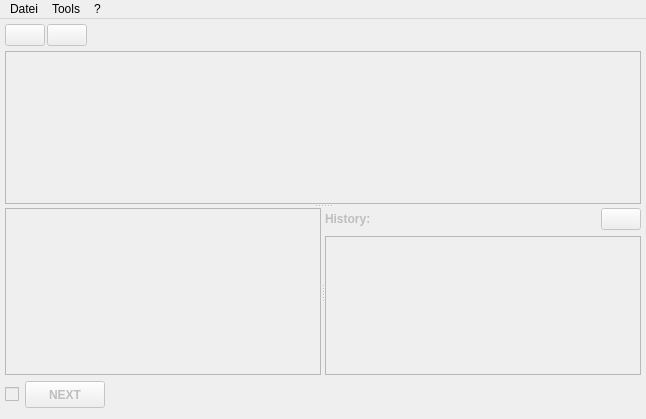
First picture: the form in view/mainwindow.ui, repository eventmusicmachine/emm, before the edit.
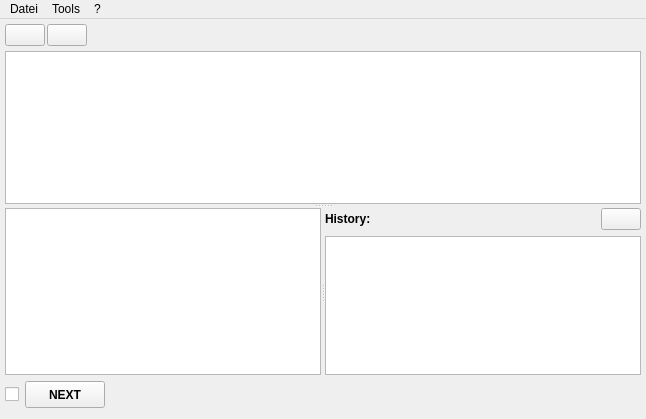
Second picture: the form after the edit. The open tabs and pages were chosen to show the change. Icons and pictures are not drawn. Custom widgets are drawn as their Qt base class.

Commit message: Enabled playlist player

Patch:
```diff
--- a/view/mainwindow.ui
+++ b/view/mainwindow.ui
@@ -212,7 +212,7 @@
       </widget>
       <widget class="QWidget" name="stackedWidgetPage2">
        <property name="enabled">
-        <bool>false</bool>
+        <bool>true</bool>
        </property>
        <layout class="QVBoxLayout" name="verticalLayout_3">
         <property name="spacing">
@@ -232,6 +232,9 @@
         </property>
         <item>
          <widget class="QWidget" name="playlistToolsWidget" native="true">
+          <property name="enabled">
+           <bool>true</bool>
+          </property>
           <layout class="QHBoxLayout" name="horizontalLayout">
            <property name="spacing">
             <number>2</number>
@@ -250,6 +253,9 @@
            </property>
            <item>
             <widget class="QPushButton" name="openButton">
+             <property name="enabled">
+              <bool>true</bool>
+             </property>
              <property name="sizePolicy">
               <sizepolicy hsizetype="Fixed" vsizetype="Fixed">
                <horstretch>0</horstretch>
@@ -270,6 +276,9 @@
            </item>
            <item>
             <widget class="QPushButton" name="saveButton">
+             <property name="enabled">
+              <bool>true</bool>
+             </property>
              <property name="sizePolicy">
               <sizepolicy hsizetype="Fixed" vsizetype="Fixed">
                <horstretch>0</horstretch>
@@ -290,6 +299,9 @@
            </item>
            <item>
             <spacer name="horizontalSpacer_2">
+             <property name="enabled">
+              <bool>false</bool>
+             </property>
              <property name="orientation">
               <enum>Qt::Horizontal</enum>
              </property>
@@ -306,6 +318,9 @@
         </item>
         <item>
          <widget class="QSplitter" name="splitter">
+          <property name="enabled">
+           <bool>true</bool>
+          </property>
           <property name="orientation">
            <enum>Qt::Vertical</enum>
           </property>
@@ -324,6 +339,9 @@
            </property>
           </widget>
           <widget class="QWidget" name="playlistWidget" native="true">
+           <property name="enabled">
+            <bool>true</bool>
+           </property>
            <layout class="QVBoxLayout" name="verticalLayout_5">
             <property name="leftMargin">
              <number>0</number>
@@ -339,6 +357,9 @@
             </property>
             <item>
              <widget class="QSplitter" name="splitter_2">
+              <property name="enabled">
+               <bool>true</bool>
+              </property>
               <property name="sizePolicy">
                <sizepolicy hsizetype="Expanding" vsizetype="Expanding">
                 <horstretch>0</horstretch>
@@ -378,6 +399,9 @@
                </attribute>
               </widget>
               <widget class="QWidget" name="historyWidget" native="true">
+               <property name="enabled">
+                <bool>true</bool>
+               </property>
                <layout class="QGridLayout" name="gridLayout">
                 <property name="leftMargin">
                  <number>0</number>
@@ -393,6 +417,9 @@
                 </property>
                 <item row="0" column="0">
                  <widget class="QLabel" name="label">
+                  <property name="enabled">
+                   <bool>true</bool>
+                  </property>
                   <property name="font">
                    <font>
                     <weight>75</weight>
@@ -409,6 +436,9 @@
                 </item>
                 <item row="0" column="1">
                  <widget class="QPushButton" name="saveHistoryButton">
+                  <property name="enabled">
+                   <bool>true</bool>
+                  </property>
                   <property name="sizePolicy">
                    <sizepolicy hsizetype="Fixed" vsizetype="Fixed">
                     <horstretch>0</horstretch>
@@ -427,6 +457,9 @@
             </item>
             <item>
              <widget class="QWidget" name="playlistControlWidget" native="true">
+              <property name="enabled">
+               <bool>true</bool>
+              </property>
               <layout class="QHBoxLayout" name="horizontalLayout_2">
                <property name="leftMargin">
                 <number>0</number>
@@ -456,6 +489,9 @@
                </item>
                <item>
                 <widget class="QPushButton" name="playlistNextButton">
+                 <property name="enabled">
+                  <bool>true</bool>
+                 </property>
                  <property name="minimumSize">
                   <size>
                    <width>0</width>
@@ -496,6 +532,9 @@
                </item>
                <item>
                 <spacer name="horizontalSpacer">
+                 <property name="enabled">
+                  <bool>false</bool>
+                 </property>
                  <property name="orientation">
                   <enum>Qt::Horizontal</enum>
                  </property>
```
Left out of the diff: 18 changed lines with no effect on the pictures. The commit also changes 1 other file.
